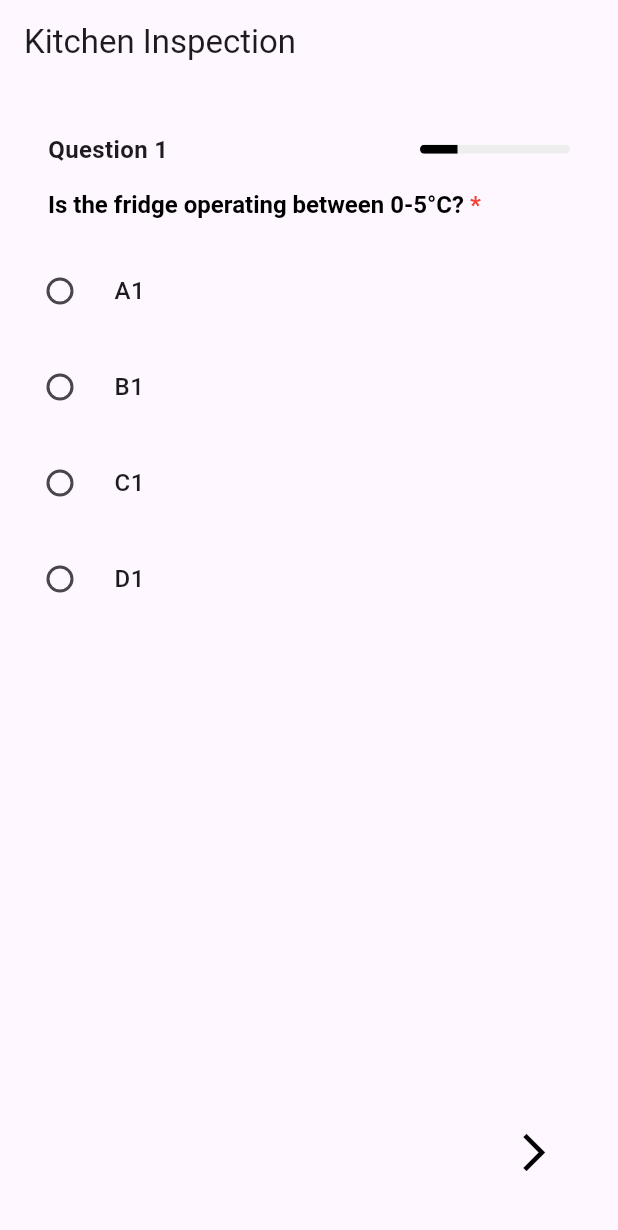
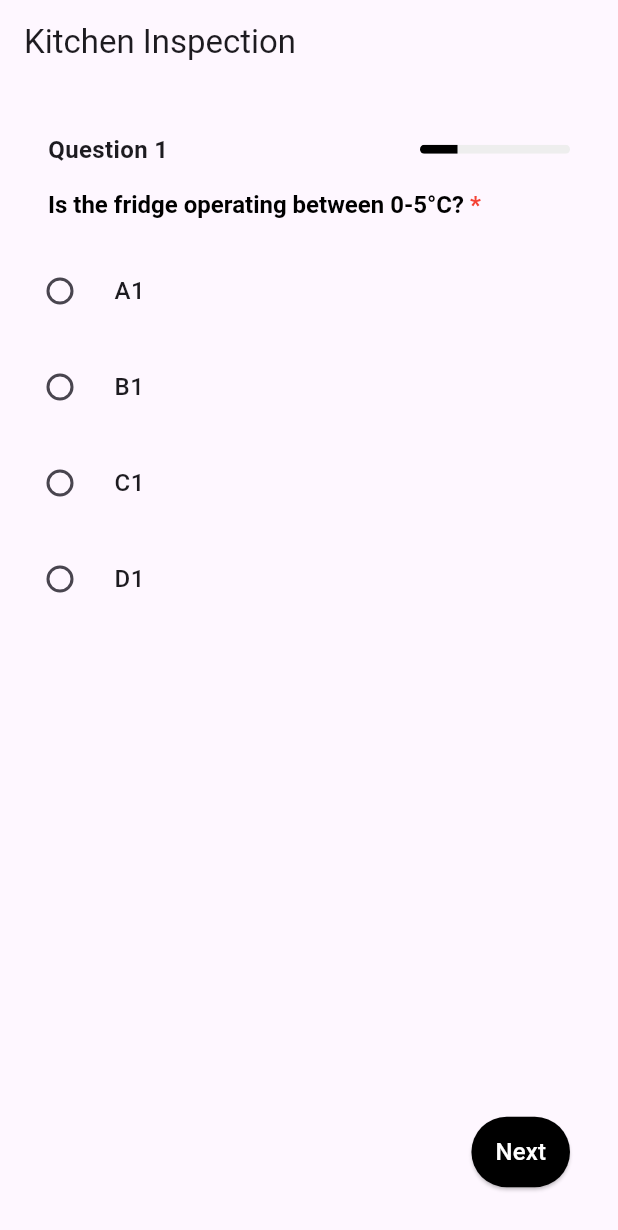
Before and after one commit to acsdeveloper/reactive_forms, a Flutter app: the screen it shows after launch, on a phone screen of 412 x 824 dp. Shown: the top 1230 px of the screen. Run offline on Flutter 3.47's test engine with Material 3 defaults, Android fonts, the phone set to English and light mode, and no system bars; drawn by our look-alikes of reactive_forms; our stand-ins replace file_picker, google_fonts, image_picker, permission_handler.

Commit message:
fix: Button changed arrow to text

```diff
--- a/lib/dynamicform.dart
+++ b/lib/dynamicform.dart
@@ -1511,18 +1511,28 @@ class _DynamicFormState extends State<DynamicForm> {
           mainAxisAlignment: MainAxisAlignment.spaceBetween,
           children: [
             if (controller.currentQuestionIndex > 0)
-              IconButton(
+              ElevatedButton(
                 onPressed: () {
                   setState(() {
                     moveToPreviousValidQuestion();
                   });
                 },
-                icon: const Icon(Icons.arrow_back_ios),
-                color: buttonColor,
-                iconSize: 30,
+                style: ElevatedButton.styleFrom(
+                  backgroundColor: Colors.black,
+                  foregroundColor: Colors.white,
+                  padding:
+                      const EdgeInsets.symmetric(horizontal: 16, vertical: 12),
+                ),
+                child: Text(
+                  StringConstants.back,
+                  style: widget.fontFamily.copyWith(
+                    color: Colors.white,
+                    fontSize: 16,
+                  ),
+                ),
               )
             else
-              const SizedBox(width: 48),
+              const SizedBox(width: 100),
             if (shouldShowSubmit)
               ElevatedButton(
                 onPressed: () => _submitForm(context),
@@ -1541,13 +1551,23 @@ class _DynamicFormState extends State<DynamicForm> {
                 ),
               )
             else
-              IconButton(
+              ElevatedButton(
                 onPressed: () {
                   moveToNextQuestion(context);
                 },
-                icon: const Icon(Icons.arrow_forward_ios),
-                color: buttonColor,
-                iconSize: 30,
+                style: ElevatedButton.styleFrom(
+                  backgroundColor: Colors.black,
+                  foregroundColor: Colors.white,
+                  padding:
+                      const EdgeInsets.symmetric(horizontal: 16, vertical: 12),
+                ),
+                child: Text(
+                  StringConstants.next,
+                  style: widget.fontFamily.copyWith(
+                    color: Colors.white,
+                    fontSize: 16,
+                  ),
+                ),
               ),
           ],
         );
--- a/lib/string_constants.dart
+++ b/lib/string_constants.dart
@@ -45,7 +45,7 @@ class StringConstants {
   static const String processing = 'Processing...';
 
   // Navigation
-  static const String back = 'Back';
+  static const String back = 'Previous';
   static const String next = 'Next';
   static const String cancel = 'Cancel';
 
```
